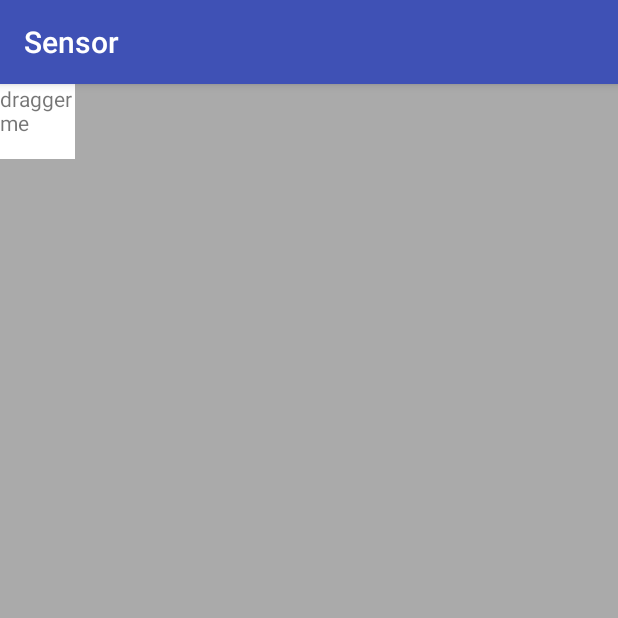
After one commit to ziq358/Sensor, an Android app: the DraggerActivity screen opened directly, with no data from a screen before it, on a phone screen of 412 x 824 dp, the top half of it. The commit adds this screen. Run offline under Robolectric (Android 15) with nearby library versions, the phone set to English and light mode, and no system bars.

Commit message:
dragger view

```diff
--- a/app/src/main/AndroidManifest.xml
+++ b/app/src/main/AndroidManifest.xml
@@ -170,8 +170,8 @@
 
         <!-- 极光推送 -->
 
-        <activity android:name=".JniTestActivity">
-        </activity>
+        <activity android:name=".JniTestActivity"/>
+        <activity android:name=".DraggerActivity"/>
         <activity
             android:name=".DrawableActivity"
             android:label="@string/title_activity_drawable"
--- /dev/null
+++ b/app/src/main/java/com/xogrp/john/sensor/DraggerActivity.java
@@ -0,0 +1,43 @@
+package com.xogrp.john.sensor;
+
+import android.content.Context;
+import android.graphics.Color;
+import android.graphics.drawable.ColorDrawable;
+import android.os.Bundle;
+import android.support.annotation.Nullable;
+import android.support.v4.widget.ViewDragHelper;
+import android.support.v7.app.AppCompatActivity;
+import android.util.AttributeSet;
+import android.view.View;
+import android.view.ViewGroup;
+import android.view.Window;
+import android.widget.TextView;
+import android.widget.Toast;
+
+import javax.security.auth.login.LoginException;
+
+/**
+ * Created by john on 29/12/2017.
+ */
+
+public class DraggerActivity extends AppCompatActivity {
+
+    @Override
+    protected void onCreate(@Nullable Bundle savedInstanceState) {
+        super.onCreate(savedInstanceState);
+        // 需要设置<item name="android:windowIsTranslucent">true</item>
+        getWindow().setBackgroundDrawable(new ColorDrawable(Color.TRANSPARENT));
+        getWindow().getDecorView().setBackgroundDrawable(null);
+
+        setContentView(R.layout.activity_dragger);
+        TextView textView = (TextView) findViewById(R.id.dragger_text);
+        textView.setOnClickListener(new View.OnClickListener() {
+            @Override
+            public void onClick(View v) {
+                Toast.makeText(DraggerActivity.this, "toast", Toast.LENGTH_SHORT).show();
+            }
+        });
+    }
+
+
+}
--- a/app/src/main/java/com/xogrp/john/sensor/MainActivity.java
+++ b/app/src/main/java/com/xogrp/john/sensor/MainActivity.java
@@ -49,6 +49,7 @@ public class MainActivity extends AppCompatActivity {
         dataList.add(new Model("OpenGl2", OpenGL2Activity.class));
         dataList.add(new Model("Wifi", WifiActivity.class));
         dataList.add(new Model("人脸识别", FaceDetectionActivity.class));
+        dataList.add(new Model("拖动 dragger", DraggerActivity.class));
         return dataList;
     }
 
--- /dev/null
+++ b/app/src/main/java/com/xogrp/john/sensor/view/DraggerViewGroup.java
@@ -0,0 +1,80 @@
+package com.xogrp.john.sensor.view;
+
+import android.content.Context;
+import android.support.annotation.NonNull;
+import android.support.annotation.Nullable;
+import android.support.v4.widget.ViewDragHelper;
+import android.util.AttributeSet;
+import android.view.MotionEvent;
+import android.view.View;
+import android.widget.FrameLayout;
+import android.widget.TextView;
+
+import com.xogrp.john.sensor.R;
+
+/**
+ * Created by john on 29/12/2017.
+ */
+
+public class DraggerViewGroup extends FrameLayout {
+
+    ViewDragHelper mViewDragHelper;
+    private View mFirstChild;
+
+
+    public DraggerViewGroup(@NonNull Context context) {
+        this(context, null);
+    }
+
+    public DraggerViewGroup(@NonNull Context context, @Nullable AttributeSet attrs) {
+        this(context, attrs, 0);
+    }
+
+    public DraggerViewGroup(@NonNull Context context, @Nullable AttributeSet attrs, int defStyleAttr) {
+        super(context, attrs, defStyleAttr);
+        mViewDragHelper = ViewDragHelper.create(this, new ViewDragHelper.Callback() {
+            @Override
+            public boolean tryCaptureView(View child, int pointerId) {
+                return child == mFirstChild;
+            }
+
+            @Override
+            public int clampViewPositionHorizontal(View child, int left, int dx) {
+                return left;
+            }
+
+
+            //返回拖拽的范围，不对拖拽进行真正的限制，仅仅决定了动画执行速度
+            @Override
+            public int getViewHorizontalDragRange(View child) {
+                return getMeasuredWidth()-child.getMeasuredWidth();
+            }
+        });
+    }
+
+    @Override
+    protected void onFinishInflate() {
+        super.onFinishInflate();
+        mFirstChild = findViewById(R.id.dragger_text);
+    }
+
+    @Override
+    public boolean onInterceptTouchEvent(MotionEvent ev) {
+        return mViewDragHelper.shouldInterceptTouchEvent(ev);
+    }
+
+    @Override
+    public boolean onTouchEvent(MotionEvent event) {
+        mViewDragHelper.processTouchEvent(event);
+        return true;
+    }
+
+    @Override
+    public void computeScroll()
+    {
+        if(mViewDragHelper.continueSettling(true))
+        {
+            invalidate();
+        }
+    }
+}
--- /dev/null
+++ b/app/src/main/res/layout/activity_dragger.xml
@@ -0,0 +1,21 @@
+<?xml version="1.0" encoding="utf-8"?>
+<com.xogrp.john.sensor.view.DraggerViewGroup
+    xmlns:android="http://schemas.android.com/apk/res/android"
+    android:layout_width="match_parent"
+    android:layout_height="match_parent"
+    >
+    <FrameLayout
+        android:layout_width="match_parent"
+        android:layout_height="match_parent"
+        android:background="@android:color/darker_gray"
+        >
+
+    </FrameLayout>
+    <TextView
+        android:id="@+id/dragger_text"
+        android:layout_width="50dp"
+        android:layout_height="50dp"
+        android:text="dragger me"
+        android:background="@android:color/white"
+        />
+</com.xogrp.john.sensor.view.DraggerViewGroup>
```
Also changed, not shown: app/src/main/res/values/styles.xml (+8 -0 lines).
